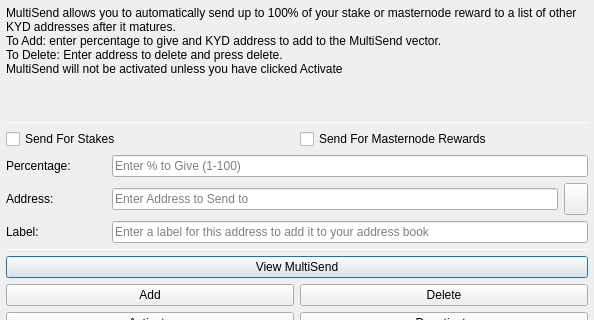
kydcoin/KYD3, file src/qt/forms/multisenddialog.ui: the form before one commit; both pictures show x 0 to 594 and y 0 to 320 of the 594 by 526 pixel window.
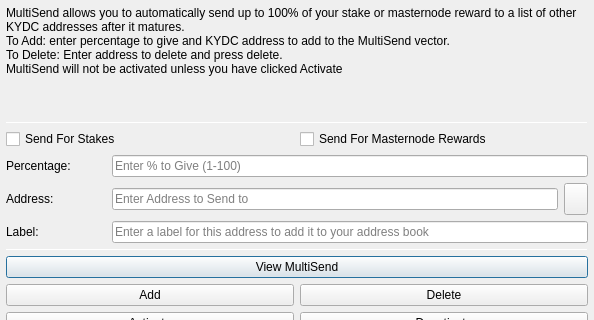
The form after the commit. Icons and pictures are not drawn.

Commit message: Change ticker from KYD to KYDC

```diff
--- a/src/qt/forms/multisenddialog.ui
+++ b/src/qt/forms/multisenddialog.ui
@@ -37,8 +37,8 @@
         <number>1</number>
        </property>
        <property name="text">
-        <string>MultiSend allows you to automatically send up to 100% of your stake or masternode reward to a list of other KYD addresses after it matures.
-To Add: enter percentage to give and KYD address to add to the MultiSend vector.
+        <string>MultiSend allows you to automatically send up to 100% of your stake or masternode reward to a list of other KYDC addresses after it matures.
+To Add: enter percentage to give and KYDC address to add to the MultiSend vector.
 To Delete: Enter address to delete and press delete.
 MultiSend will not be activated unless you have clicked Activate</string>
        </property>
```
The commit also changes 75 other files.
